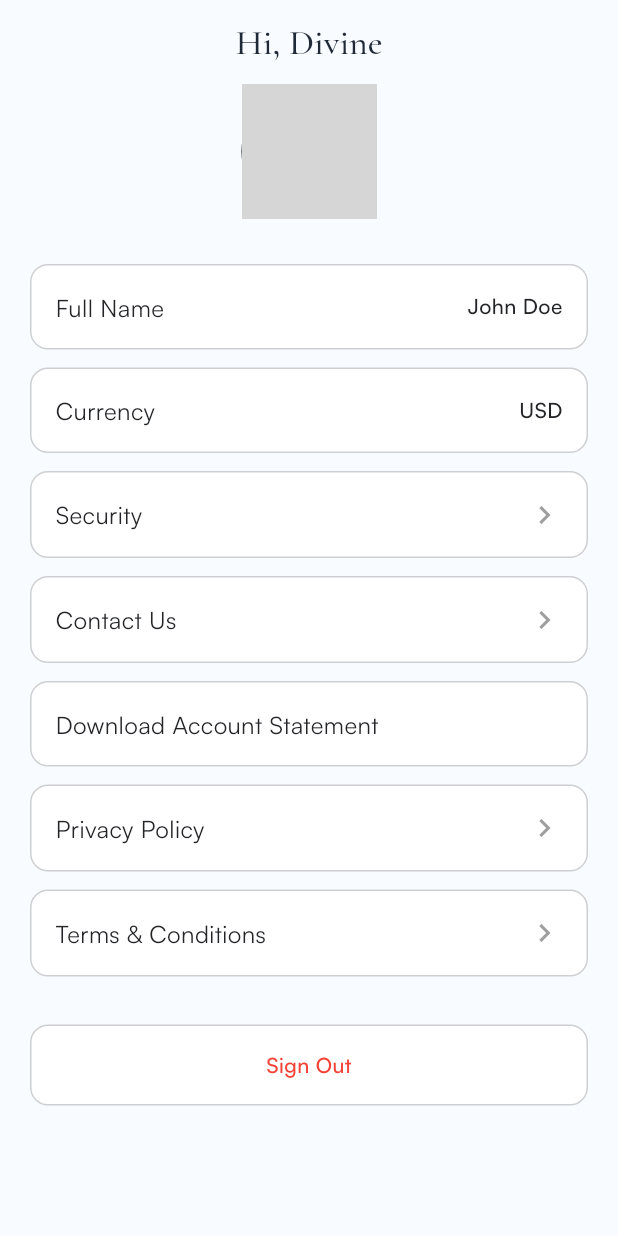
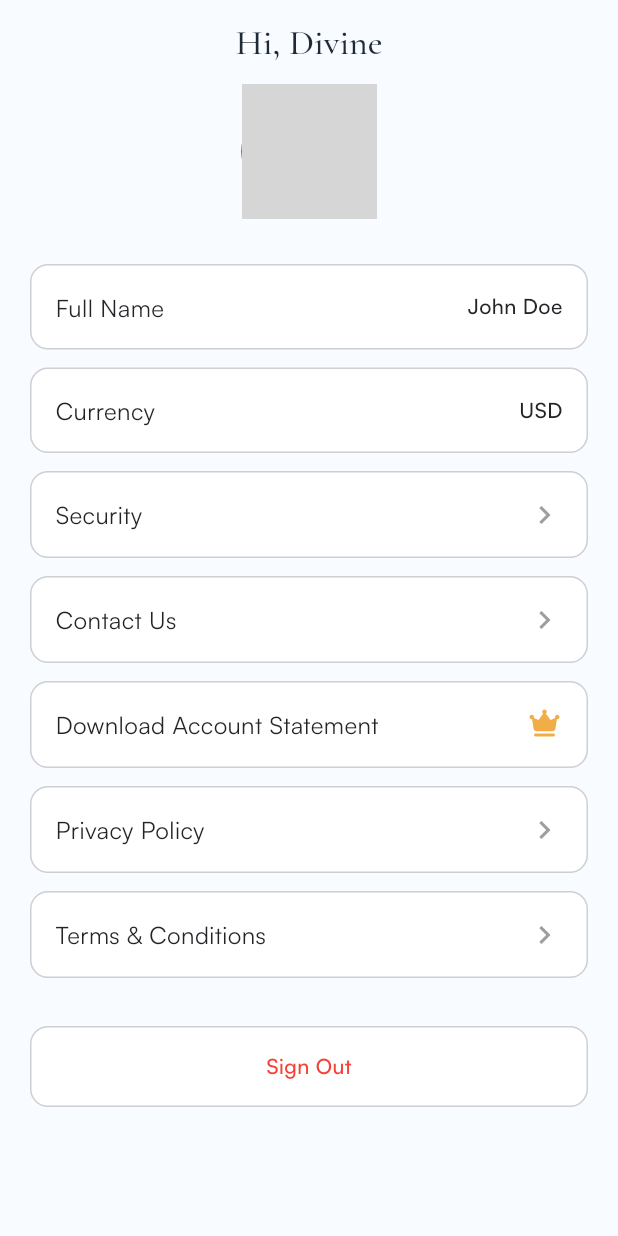
Before and after one commit to Jaysalasi/tobfolio, a Flutter app: the MyProfileScreen screen opened directly, on a phone screen of 412 x 824 dp. Run offline on Flutter 3.47's test engine with Material 3 defaults, Android fonts, the phone set to English and light mode, and no system bars; our stand-ins replace dio, dotted_border, equatable, flutter_bloc, flutter_secure_storage, flutter_svg and 5 more; accounts and stored records are empty; network calls fail; project files that could hold a hidden picture were left out; grey boxes are pictures that could not be loaded.

Commit message:
add prem

```diff
--- a/lib/core/utils/constants/assets/svg.dart
+++ b/lib/core/utils/constants/assets/svg.dart
@@ -61,6 +61,8 @@ static const String evict = "assets/svg/evict.svg";
 
 static const String good = "assets/svg/good.svg";
 
+static const String premium = "assets/svg/premium.svg";
+
 
 
 
@@ -116,6 +118,7 @@ static const String good = "assets/svg/good.svg";
     backwardThree,
     forwardThree,
     good,
+    premium
   ];
 
    static Future<void> preCacheSVGs() async {
--- a/lib/features/my_profile/screens/my_profile_screen.dart
+++ b/lib/features/my_profile/screens/my_profile_screen.dart
@@ -107,9 +107,9 @@ class _MyProfileScreenState extends State<MyProfileScreen> {
                       },
                     ),
 
-                    SettingsTile(
+                    SettingsPremiumTile(
                       title: "Download Account Statement",
-                      showArrow: false,
+                      showArrow: true,
                       onTap: () {
                         // Navigator.of(context).push(
                         //   MaterialPageRoute(
@@ -251,6 +251,53 @@ class SettingsTile extends StatelessWidget {
     );
   }
 }
+class SettingsPremiumTile extends StatelessWidget {
+  final String title;
+  final String? trailingText;
+  final bool showArrow;
+  final VoidCallback? onTap;
+
+  const SettingsPremiumTile({
+    super.key,
+    required this.title,
+    this.trailingText,
+    this.showArrow = false,
+    this.onTap,
+  });
+
+  @override
+  Widget build(BuildContext context) {
+    // final theme = Theme.of(context);
+
+    return GestureDetector(
+      onTap: onTap,
+      child: Container(
+        margin: const EdgeInsets.only(bottom: 12),
+        padding: const EdgeInsets.symmetric(horizontal: 16, vertical: 16),
+        decoration: BoxDecoration(
+          color: AppTheme.lightSurfaceColor,
+          borderRadius: BorderRadius.circular(12),
+          border: Border.all(color: AppTheme.grayAltColor),
+        ),
+        child: Row(
+          children: [
+            Text(title, style: TextStyle(fontSize: 16)),
+
+            const Spacer(),
+
+            if (trailingText != null)
+              Text(
+                trailingText!,
+                style: const TextStyle(fontWeight: FontWeight.w500),
+              ),
+
+            if (showArrow) SvgPicture.asset(SvgAssets.premium),
+          ],
+        ),
+      ),
+    );
+  }
+}
 
 class SignOutButton extends StatelessWidget {
   final VoidCallback onTap;
```
Also changed, not shown: lib/features/home/screens/home_screen.dart (+30 -30 lines), assets/svg/premium.svg (added).
